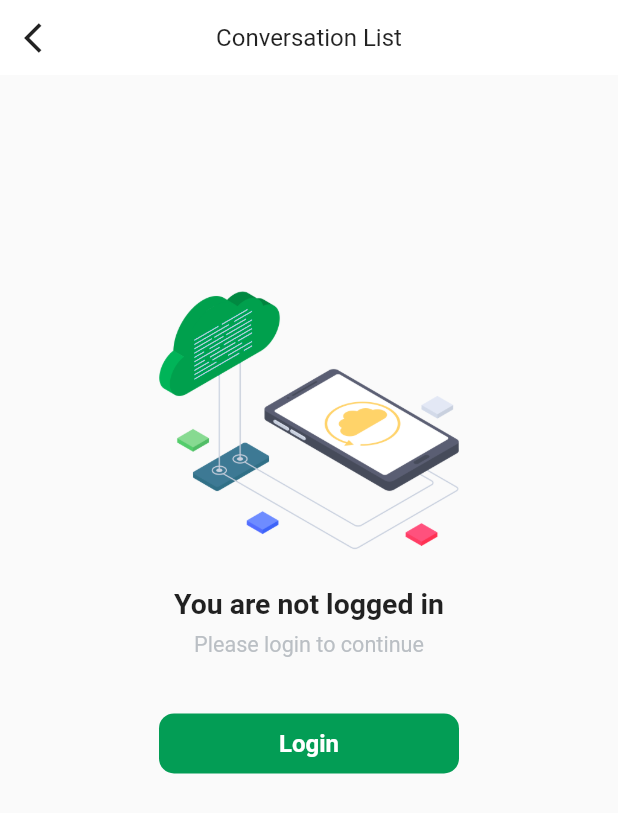
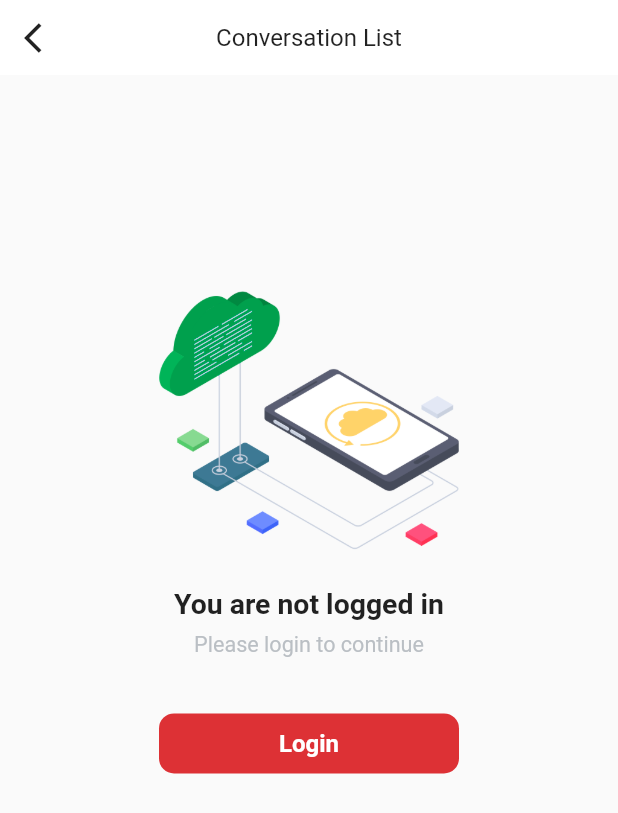
Before and after one commit to jobayedsumon/dokandar-frontend-2.5, a Flutter app: the ConversationScreen screen opened by its route, on a phone screen of 412 x 824 dp. Shown: the top 813 px of the screen. Run offline on Flutter 3.47's test engine with Material 3 defaults, Android fonts, the phone set to English and light mode, and no system bars; our stand-ins replace animated_flip_counter, audioplayers, cached_network_image, card_swiper, carousel_slider, connectivity and 22 more; missing offline and left inert: expandable_bottom_sheet, flutter_animarker, flutter_facebook_auth, flutter_inappwebview, image_compression_flutter, just_the_tooltip and 4 more; accounts and stored records are empty; network calls fail.

Commit message:
changed logo and others. fixing issues

```diff
--- a/lib/theme/dark_theme.dart
+++ b/lib/theme/dark_theme.dart
@@ -1,11 +1,11 @@
 import 'package:flutter/material.dart';
 import 'package:dokandar/util/app_constants.dart';
 
-ThemeData dark({Color color = const Color(0xFF54b46b)}) => ThemeData(
+ThemeData dark({Color color = const Color(0xFFdd3135)}) => ThemeData(
   useMaterial3: false,
   fontFamily: AppConstants.fontFamily,
   primaryColor: color,
-  secondaryHeaderColor: const Color(0xFF009f67),
+  secondaryHeaderColor: const Color(0xFFdd3135),
   disabledColor: const Color(0xffa2a7ad),
   brightness: Brightness.dark,
   hintColor: const Color(0xFFbebebe),
--- a/lib/theme/light_theme.dart
+++ b/lib/theme/light_theme.dart
@@ -1,15 +1,15 @@
 import 'package:flutter/material.dart';
 import 'package:dokandar/util/app_constants.dart';
 
-ThemeData light({Color color = const Color(0xFF039D55)}) => ThemeData(
+ThemeData light({Color color = const Color(0xFFdd3135)}) => ThemeData(
   useMaterial3: false,
   fontFamily: AppConstants.fontFamily,
   primaryColor: color,
-  secondaryHeaderColor: const Color(0xFF1ED7AA),
+  secondaryHeaderColor: const Color(0xFFdd3135),
   disabledColor: const Color(0xFFBABFC4),
   brightness: Brightness.light,
   hintColor: const Color(0xFF9F9F9F),
   cardColor: Colors.white,
   textButtonTheme: TextButtonThemeData(style: TextButton.styleFrom(foregroundColor: color)),
-  colorScheme: ColorScheme.light(primary: color, secondary: color).copyWith(background: const Color(0xFFFCFCFC)).copyWith(error: const Color(0xFFE84D4F)),
+  colorScheme: ColorScheme.light(primary: color, secondary: color).copyWith(background: const Color(0xFFFCFCFC)).copyWith(error: const Color(0xFFdd3135)),
 );
--- a/lib/util/app_constants.dart
+++ b/lib/util/app_constants.dart
@@ -12,7 +12,7 @@ class AppConstants {
   static const int balanceInputLen = 10;
   static const String webHostedUrl = 'https://dokandar.xyz';
 
-  static const String baseUrl = 'https://admin.dokandar.xyz';
+  static const String baseUrl = 'http://admin.dokandar.xyz';
   static const String categoryUri = '/api/v1/categories';
   static const String bannerUri = '/api/v1/banners';
   static const String storeItemUri = '/api/v1/items/latest';
--- a/lib/view/screens/auth/widget/social_login_widget.dart
+++ b/lib/view/screens/auth/widget/social_login_widget.dart
@@ -81,7 +81,7 @@ class SocialLoginWidget extends StatelessWidget {
             ],
               webAuthenticationOptions: WebAuthenticationOptions(
                 clientId: Get.find<SplashController>().configModel!.appleLogin![0].clientId!,
-                redirectUri: Uri.parse('https://6ammart-web.6amtech.com/apple'),
+                redirectUri: Uri.parse('https://dokandar.xyz/apple'),
               ),
             );
             Get.find<AuthController>().loginWithSocialMedia(SocialLogInBody(
```
Also changed, not shown: 31 other files.
